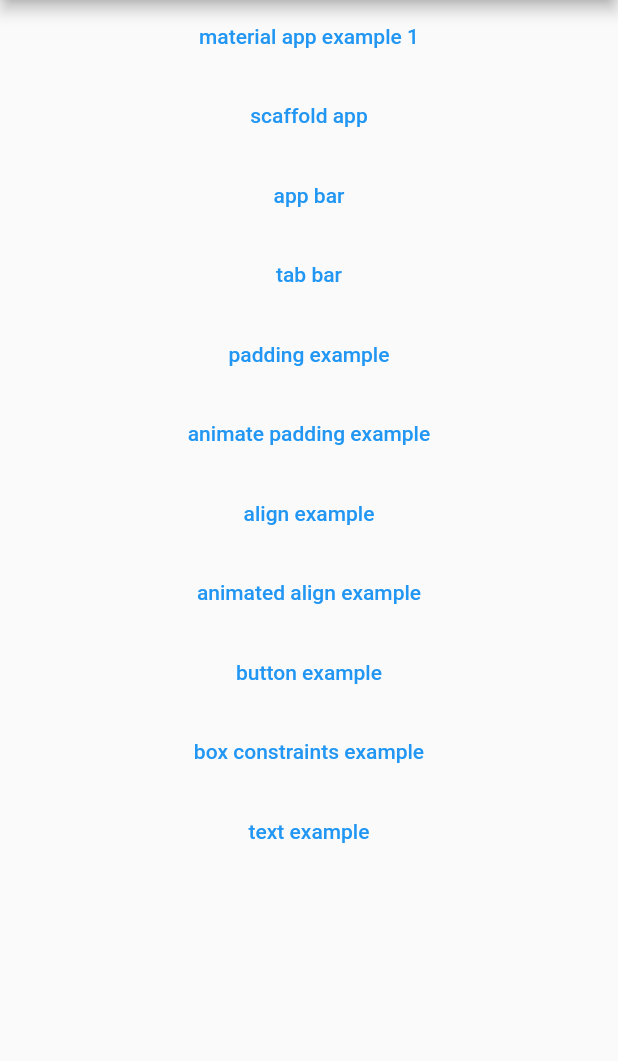
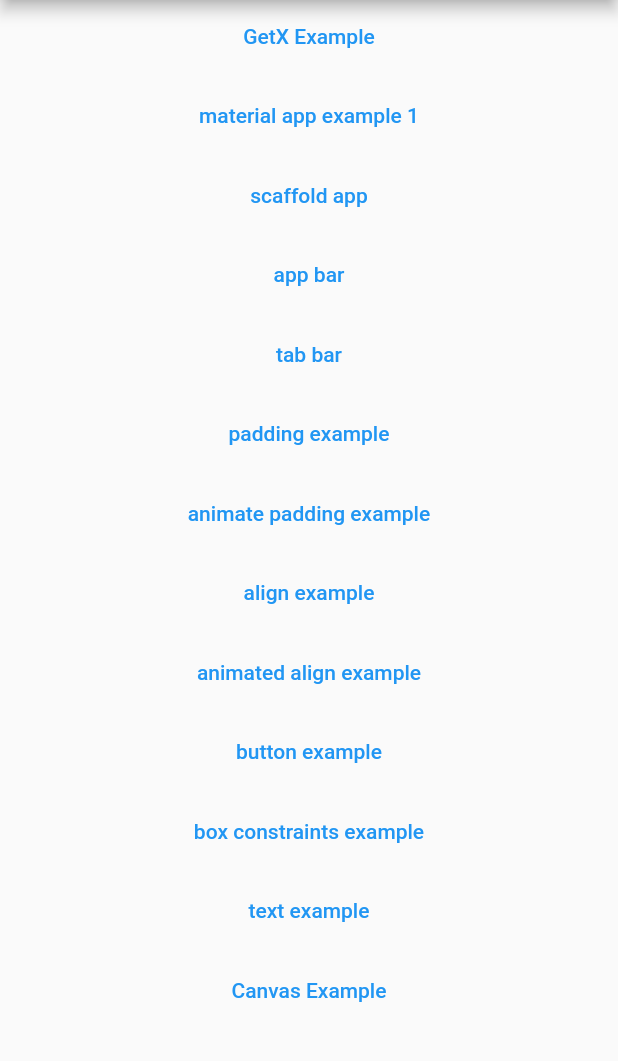
Before and after one commit to simonyang81/practice_flutter, a Flutter app: the screen it shows after launch, on a phone screen of 412 x 824 dp, the part 84-1145 px from its top. Run offline on Flutter 3.47's test engine with Material 2 defaults, Android fonts, the phone set to English and light mode, and no system bars; our stand-ins replace get; missing offline and left inert: f_logs.

Commit message:
canvas example

```diff
--- a/lib/main.dart
+++ b/lib/main.dart
@@ -56,6 +56,12 @@
           child: Column(
             mainAxisAlignment: MainAxisAlignment.center,
             children: <Widget>[
+
+              TextButton(onPressed: () {
+                Get.toNamed(Routes.getXExample);
+              }, child: const Text('GetX Example')),
+
+              const SizedBox(height: 5,),
 
               TextButton(onPressed: () {
                 Get.toNamed(Routes.materialAppExample1);
@@ -121,6 +127,11 @@
                 Get.toNamed(Routes.textExample);
               }, child: const Text('text example')),
 
+              const SizedBox(height: 5,),
+
+              TextButton(onPressed: () {
+                Get.toNamed(Routes.canvasExample);
+              }, child: const Text('Canvas Example')),
             ],
           ),
         ),
--- a/lib/routes/pages.dart
+++ b/lib/routes/pages.dart
@@ -13,6 +13,8 @@
 import 'package:practice_flutter/animated_align_example/animated_align_example.dart';
 import 'package:practice_flutter/animated_padding_example/animated_padding_example.dart';
 import 'package:practice_flutter/box_constraints_example/box_constraints_example.dart';
+import 'package:practice_flutter/canvas_example/canvas_example.dart';
+import 'package:practice_flutter/get_x_example/get_x_example_view.dart';
 import 'package:practice_flutter/text_example/text_example.dart';
 
 import '../app_bar_example/app_bar_example.dart';
@@ -26,6 +28,11 @@
 class Pages {
 
   static final routes = [
+
+    GetPage(
+        name: Routes.getXExample,
+        page: () => const GetXExamplePage(),
+        transition: Transition.rightToLeft),
 
     GetPage(
         name: Routes.materialAppExample1,
@@ -82,6 +89,11 @@
         page: () => const TextExample(),
         transition: Transition.rightToLeft),
 
+    GetPage(
+        name: Routes.canvasExample,
+        page: () => const CanvasExample(),
+        transition: Transition.rightToLeft),
+
   ];
 
 
--- a/lib/routes/routes.dart
+++ b/lib/routes/routes.dart
@@ -14,6 +14,8 @@
 
   static const main                 = '/main';
 
+  static const getXExample    = '/get-x-example';
+
   static const materialAppExample1        = '/material-app-example-1';
   static const scaffoldExample            = '/scaffold-example';
   static const appBarExample              = '/app-bar-example';
@@ -26,5 +28,7 @@
   static const boxConstraintsExample      = '/box-constraints-example';
   static const textExample                = '/text-example';
 
+  static const canvasExample              = '/canvas-example';
+
 
 }
```
Also changed, not shown: lib/canvas_example/canvas_example.dart (added, +112 -0 lines), pubspec.yaml (+3 -33 lines), assets/images/img.png (added).
